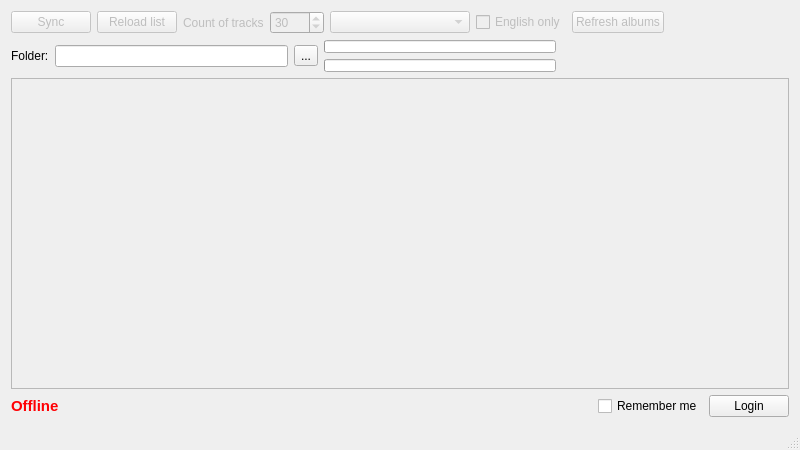
LeoSko/VKMusicSync, file src/mainwindow.ui: the form before one commit.
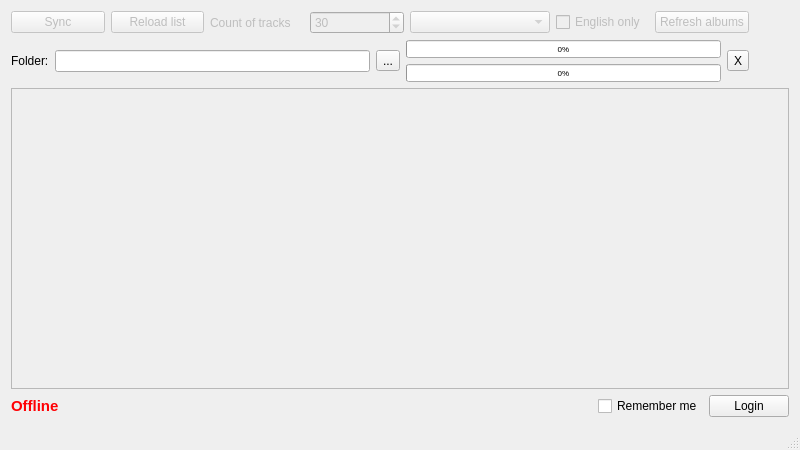
The form after the commit. Icons and pictures are not drawn.

Patch:
```diff
--- a/src/mainwindow.ui
+++ b/src/mainwindow.ui
@@ -109,6 +109,9 @@
         <property name="orientation">
          <enum>Qt::Horizontal</enum>
         </property>
+        <property name="sizeType">
+         <enum>QSizePolicy::Preferred</enum>
+        </property>
         <property name="sizeHint" stdset="0">
          <size>
           <width>40</width>
@@ -148,14 +151,17 @@
          <widget class="QProgressBar" name="progressBarFile">
           <property name="font">
            <font>
-            <pointsize>3</pointsize>
+            <pointsize>6</pointsize>
            </font>
           </property>
           <property name="value">
            <number>0</number>
           </property>
+          <property name="alignment">
+           <set>Qt::AlignCenter</set>
+          </property>
           <property name="textVisible">
-           <bool>false</bool>
+           <bool>true</bool>
           </property>
          </widget>
         </item>
@@ -163,7 +169,7 @@
          <widget class="QProgressBar" name="progressBarAll">
           <property name="font">
            <font>
-            <pointsize>3</pointsize>
+            <pointsize>6</pointsize>
            </font>
           </property>
           <property name="value">
@@ -173,7 +179,7 @@
            <set>Qt::AlignLeading|Qt::AlignLeft|Qt::AlignVCenter</set>
           </property>
           <property name="textVisible">
-           <bool>false</bool>
+           <bool>true</bool>
           </property>
           <property name="invertedAppearance">
            <bool>false</bool>
@@ -182,11 +188,21 @@
         </item>
        </layout>
       </item>
+      <item>
+       <widget class="QToolButton" name="removeToolButton">
+        <property name="text">
+         <string>X</string>
+        </property>
+       </widget>
+      </item>
       <item>
        <spacer name="horizontalSpacer_3">
         <property name="orientation">
          <enum>Qt::Horizontal</enum>
         </property>
+        <property name="sizeType">
+         <enum>QSizePolicy::Preferred</enum>
+        </property>
         <property name="sizeHint" stdset="0">
          <size>
           <width>40</width>
```
Left out of the diff: 8 changed lines with no effect on the pictures.
